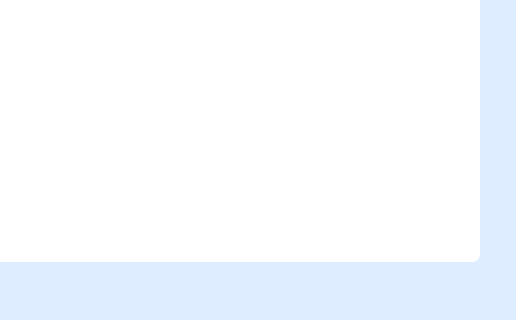
First picture: the form in plugins/gui/vulnerability/reports/pdf.ui, repository openeuler-mirror/ks-ssr, before the edit; both pictures show x 314 to 830 and y 503 to 823 of the 830 by 1170 pixel window.
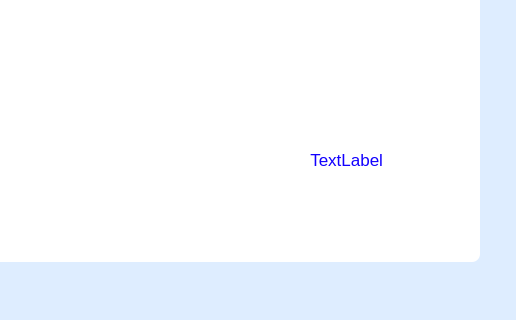
Second picture: the form after the edit. Icons and pictures are not drawn.

Commit message: feat（reports）：add label m export time sheet - 界面导出报告加入导出时间

What changed in the file:
```diff
--- a/plugins/gui/vulnerability/reports/pdf.ui
+++ b/plugins/gui/vulnerability/reports/pdf.ui
@@ -337,6 +337,21 @@
          </property>
         </widget>
        </item>
+       <item>
+        <widget class="QLabel" name="m_exportTime">
+         <property name="styleSheet">
+          <string notr="true">font: NotoSansCJKsc-Regular;
+font-size: 17px;
+color: #1200ff;</string>
+         </property>
+         <property name="text">
+          <string>TextLabel</string>
+         </property>
+         <property name="alignment">
+          <set>Qt::AlignRight|Qt::AlignTrailing|Qt::AlignVCenter</set>
+         </property>
+        </widget>
+       </item>
       </layout>
      </item>
     </layout>
```
